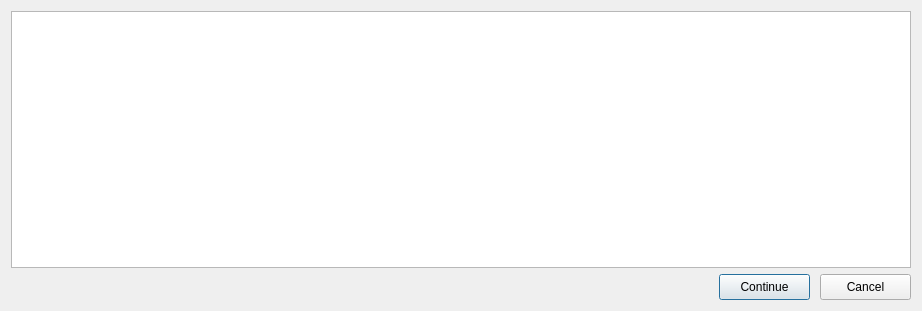
This is ui/studyvariablemapping.ui in lifs-tools/lipidspace as Qt 5 draws it before an edit. The edited form follows.
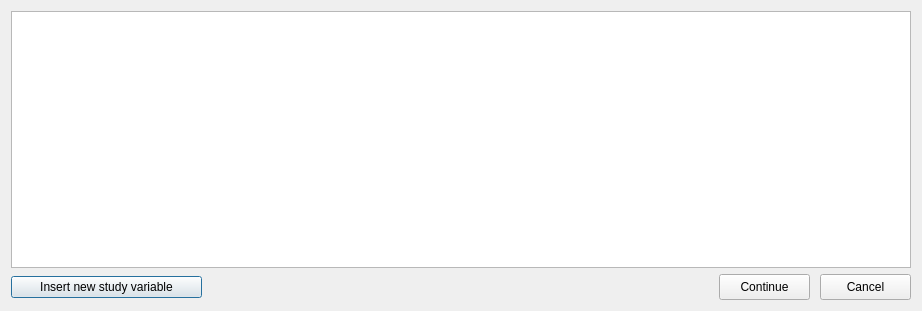
This is the edited form. Custom widgets are drawn as their Qt base class.

Commit message: frontend for insert of new study variables ready

The edit to the form file:
```diff
--- a/ui/studyvariablemapping.ui
+++ b/ui/studyvariablemapping.ui
@@ -56,6 +56,25 @@
       <property name="bottomMargin">
        <number>0</number>
       </property>
+      <item>
+       <widget class="QPushButton" name="insertButton">
+        <property name="minimumSize">
+         <size>
+          <width>191</width>
+          <height>0</height>
+         </size>
+        </property>
+        <property name="maximumSize">
+         <size>
+          <width>191</width>
+          <height>16777215</height>
+         </size>
+        </property>
+        <property name="text">
+         <string>Insert new study variable</string>
+        </property>
+       </widget>
+      </item>
       <item>
        <widget class="QFrame" name="frame">
         <property name="frameShape">
@@ -112,6 +131,13 @@
    </item>
   </layout>
  </widget>
+ <customwidgets>
+  <customwidget>
+   <class>KeyTableWidget</class>
+   <extends>QTableWidget</extends>
+   <header>lipidspace/AssistanceFunctions.h</header>
+  </customwidget>
+ </customwidgets>
  <resources/>
  <connections/>
 </ui>
```
Left out of the diff: 2 changed lines with no effect on the pictures. The commit also changes 5 other files.
